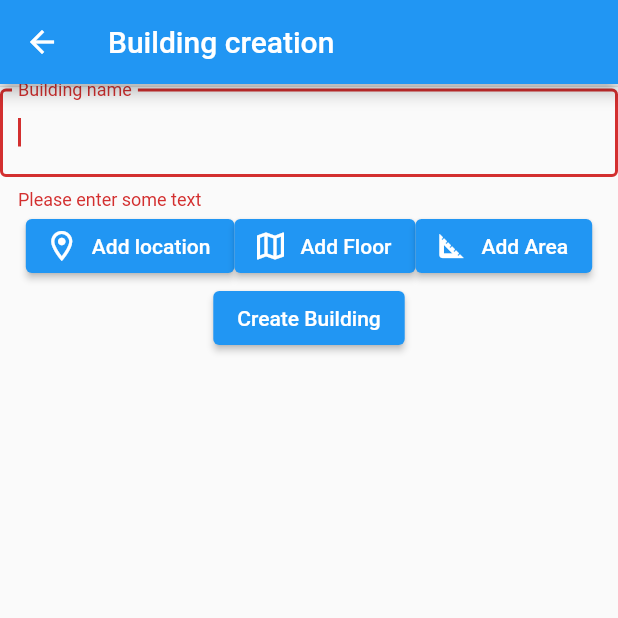
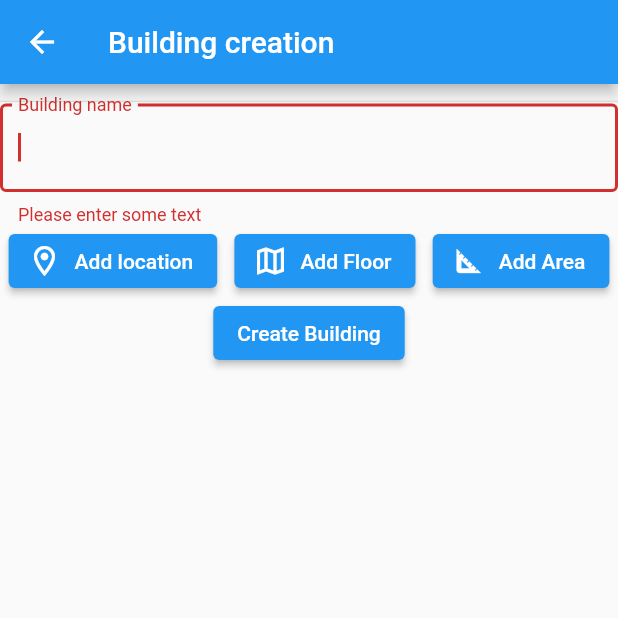
Before and after one commit to it-at-m/epitaph_ips, a Flutter app: the BuildingForm screen opened by its route, after a tap on "Create Building", on a phone screen of 412 x 824 dp, the top half of it. Run offline on Flutter 3.47's test engine with Material 2 defaults, Android fonts, the phone set to English and light mode, and no system bars; our stand-ins replace flutter_spinbox; missing offline and left inert: data, ml_linalg.

Commit message:
Building element creation moved to corresponding element form. Placeholders floor and room

```diff
--- a/example/lib/area_screen.dart
+++ b/example/lib/area_screen.dart
@@ -37,7 +37,7 @@ class _AreaScreenState extends State<AreaScreen> {
           builder: (BuildContext context) {
             return AlertDialog(
               content: Text("$e"),
-              title: Text(_points.toString()),
+              title: const Text("Something went wrong..."),
             );
           });
     }
--- a/example/lib/building_form.dart
+++ b/example/lib/building_form.dart
@@ -20,19 +20,18 @@ class BuildingFormState extends State<BuildingForm> {
 
   static final Map fieldsNames = CustomLabels.fieldTypes["Building"];
   final Map controllers = CustomController(fieldsNames.keys).controllers;
-  final Map rawValues = {};
+  final Map buildingValues = {};
 
   void _updateValues(key, value) {
     setState(() {
-      rawValues[key] = value;
+      buildingValues[key] = value;
     });
   }
 
   _submit() {
     try {
       if (_formKey.currentState!.validate()) {
-        final Map building = CustomBuilding(values: rawValues).toJson();
-        debugPrint(rawValues.toString());
+        final Map building = CustomBuilding(values: buildingValues).toJson();
         Navigator.push(
           context,
           MaterialPageRoute(
@@ -46,7 +45,7 @@ class BuildingFormState extends State<BuildingForm> {
           builder: (BuildContext context) {
             return AlertDialog(
               title: Text("$e"),
-              content: Text(rawValues.toString()),
+              content: Text(buildingValues.toString()),
             );
           });
     }
@@ -85,18 +84,22 @@ class BuildingFormState extends State<BuildingForm> {
   @override
   Widget build(BuildContext context) {
     return Scaffold(
-      appBar: AppBar(title: const Text("Building creation")),
-      body: Form(
+      appBar: AppBar(
+          title: const Text("Building creation")),
+      body: Padding(
+        padding: const EdgeInsets.only(top: 10),
+        child: Form(
         key: _formKey,
         child: SingleChildScrollView(
           child: Column(
+            mainAxisAlignment: MainAxisAlignment.spaceAround,
             children: [
               const Divider(height: 3.0),
               Column(
                 children: FieldBuilder("Building", controllers).fields,
               ),
               Row(
-                mainAxisAlignment: MainAxisAlignment.center,
+                mainAxisAlignment: MainAxisAlignment.spaceAround,
                 children: [
                   ElevatedButton.icon(
                     label: const Text("Add location"),
@@ -131,6 +134,7 @@ class BuildingFormState extends State<BuildingForm> {
           ),
         ),
       ),
+      ),
     );
   }
 }
--- a/example/lib/custom_widgets.dart
+++ b/example/lib/custom_widgets.dart
@@ -4,7 +4,6 @@ import 'package:epitaph_ips/epitaph_ips/buildings/floor.dart';
 import 'package:epitaph_ips/epitaph_ips/buildings/point.dart';
 import 'package:epitaph_ips/epitaph_ips/buildings/polygonal_area.dart';
 import 'package:epitaph_ips/epitaph_ips/buildings/room.dart';
-import 'package:epitaph_ips/epitaph_ips/buildings/world_location.dart';
 import 'package:epitaph_ips/epitaph_ips/positioning_system/mock_beacon.dart';
 import 'package:flutter_spinbox/flutter_spinbox.dart';
 
@@ -106,7 +105,7 @@ class CustomSpinBox extends SpinBox {
     min: 0.0,
     decimals: 1,
     value: value,
-    step: 0.1,
+    step: 0.5,
     acceleration: 0.1,
     decoration: InputDecoration(label: axis),
     onChanged: onChanged,
@@ -118,10 +117,7 @@ class CustomBuilding extends Building {
   CustomBuilding({Key? key, required this.values})
       : super(
             key: values["key"],
-            location: WorldLocation(
-                streetName: values['streetName'],
-                streetNumber: int.parse(values["streetNumber"]),
-                extra: values['extra']),
+            location: values["location"],
             floors: stages,
             area: values['area']);
 
```
Also changed, not shown: example/lib/floor_screen.dart (+67 -3 lines), example/lib/location_screen.dart (+12 -4 lines), example/lib/room_screen.dart (added, +17 -0 lines).
